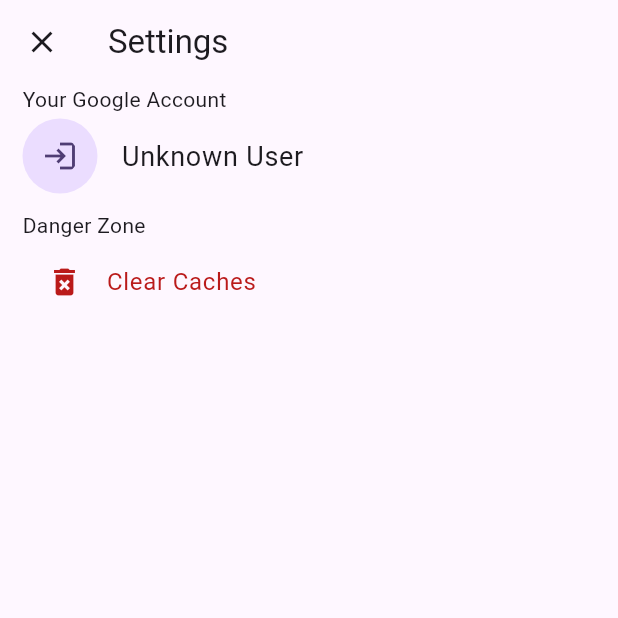
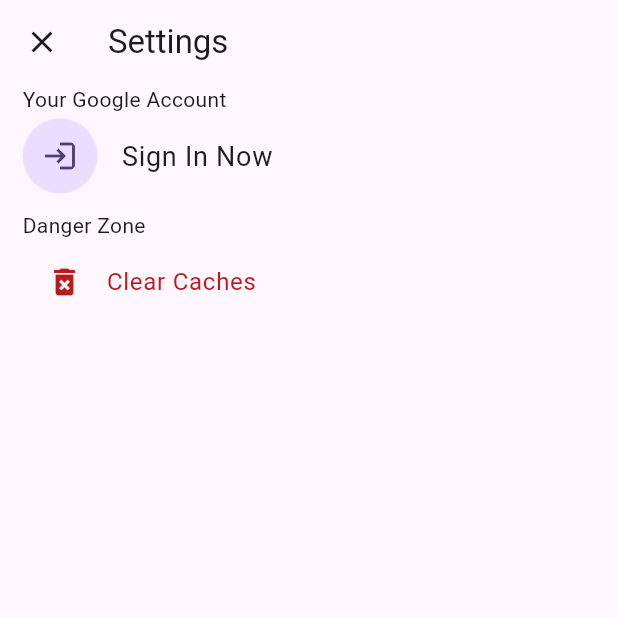
Before and after one commit to Sairam-Suresh/ScoutAppImproved, a Flutter app: the Settings screen opened by its route, on a phone screen of 412 x 824 dp, the top half of it. Run offline on Flutter 3.47's test engine with Material 2 defaults, Android fonts, the phone set to English and light mode, and no system bars; our stand-ins replace auto_size_text, flutter_hooks, flutter_html, go_router, google_sign_in, googleapis_auth and 3 more; missing offline and left inert: cached_network_image_builder, flutter_inappwebview, googleapis; accounts and stored records are empty; generated files the repository leaves out were written again; network calls fail.

Commit message:
Minor change to text

```diff
--- a/scoutappimprovedv2/lib/pages/settings.dart
+++ b/scoutappimprovedv2/lib/pages/settings.dart
@@ -70,7 +70,7 @@ class Settings extends HookWidget {
               title: Text(
                 (account.value?.displayName != null)
                     ? account.value!.displayName!
-                    : "Unknown User",
+                    : "Sign In Now",
                 style: const TextStyle(fontSize: 18),
               ),
               contentPadding: EdgeInsets.zero,
```
